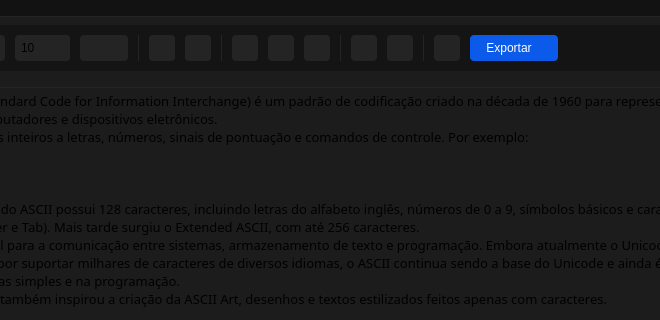
Old version of the form ui/MainWindow.ui in the repository alexxsouzaa/Ascyn; both pictures show x 526 to 1186 and y 0 to 320 of the 1300 by 776 pixel window.
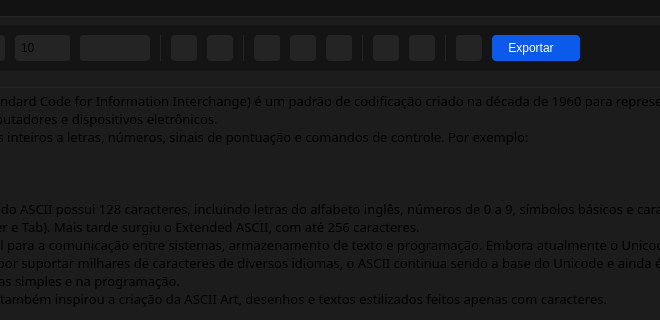
New version of the form. Icons and pictures are not drawn.

Commit message: :sparkles: feat: Tooltips e atalhos adicionados aos botões de alinhamento e abrir imagem

Patch:
```diff
--- a/ui/MainWindow.ui
+++ b/ui/MainWindow.ui
@@ -2606,15 +2606,6 @@
     image: url(:/icons/arrow-up.svg);
 }</string>
                 </property>
-                <item>
-                 <property name="text">
-                  <string/>
-                 </property>
-                 <property name="icon">
-                  <iconset resource="../assets/icons/resource_icons.qrc">
-                   <normaloff>:/icons/ascyn_logo_16x16.svg</normaloff>:/icons/ascyn_logo_16x16.svg</iconset>
-                 </property>
-                </item>
                </widget>
               </item>
               <item>
```
Left out of the diff: 22 changed lines with no effect on the pictures. The commit also changes 1 other file.
